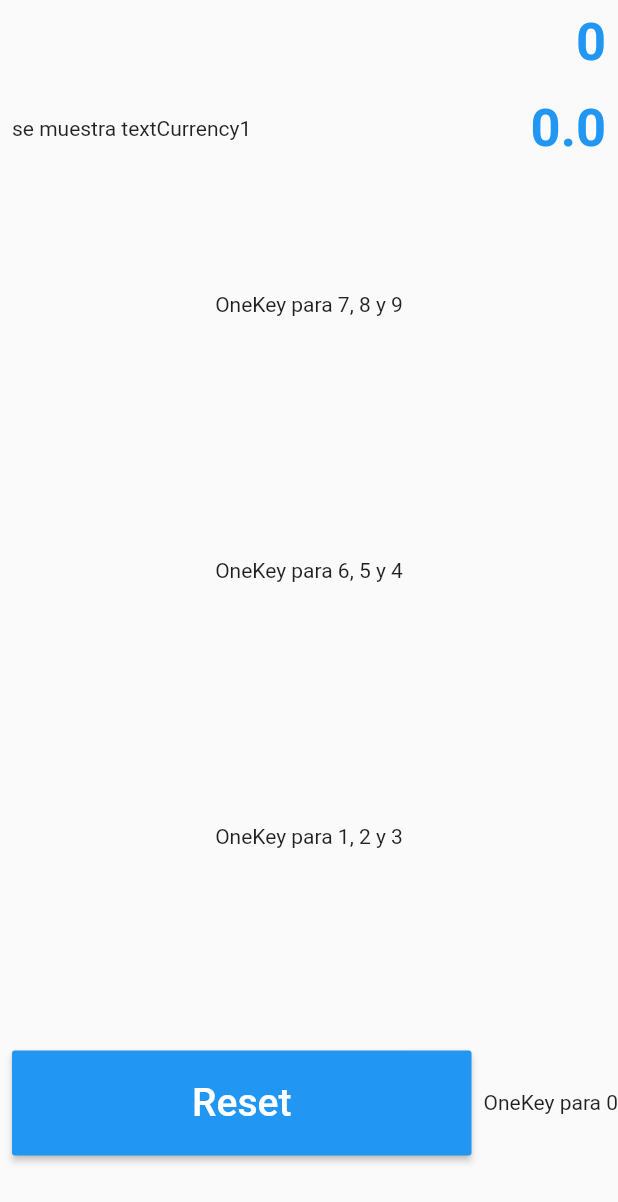
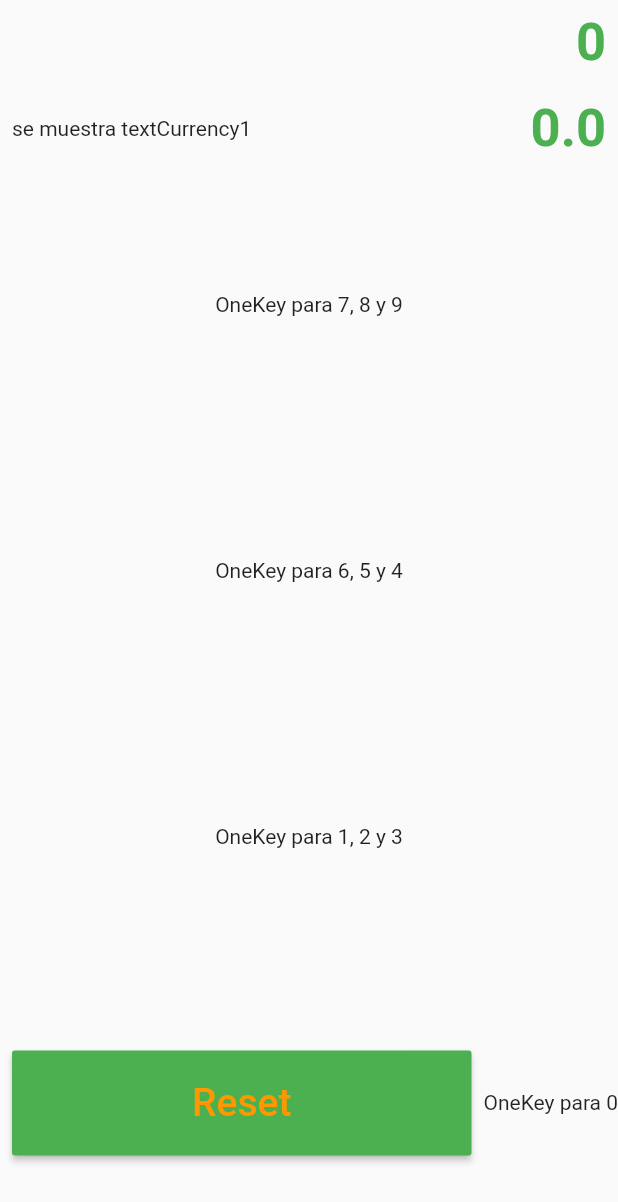
Before and after one commit to yulyber/Conversor-de-monedas-, a Flutter app: the KeyPad widget shown alone on an empty page, opened directly with empty values, on a phone screen of 412 x 824 dp. Shown: the top 1202 px of the screen. Run offline on Flutter 3.47's test engine with Material 2 defaults, Android fonts, the phone set to English and light mode, and no system bars; missing offline and left inert: direct_select.

Commit message:
color updated

```diff
--- a/lib/ui/my_app.dart
+++ b/lib/ui/my_app.dart
@@ -11,7 +11,7 @@ class MyApp extends StatelessWidget {
         debugShowCheckedModeBanner: false,
         title: 'Currency converter',
         theme: ThemeData(
-          primarySwatch: Colors.blue,
+          primarySwatch: Colors.green,
         ),
         // TODO
         // ConverterPage es el widget que presenta la página de la aplicación
--- a/lib/ui/widgets/key_pad.dart
+++ b/lib/ui/widgets/key_pad.dart
@@ -70,7 +70,7 @@ class _KeyPadState extends State<KeyPad> {
                     textAlign: TextAlign.right,
                     style: TextStyle(
                         fontWeight: FontWeight.bold,
-                        color: Theme.of(context).colorScheme.secondary,
+                        color: Theme.of(context).colorScheme.primary,
                         fontSize: 35),
                   )),
             ],
@@ -93,7 +93,7 @@ class _KeyPadState extends State<KeyPad> {
                     textAlign: TextAlign.right,
                     style: TextStyle(
                         fontWeight: FontWeight.bold,
-                        color: Theme.of(context).colorScheme.secondary,
+                        color: Theme.of(context).colorScheme.primary,
                         fontSize: 35),
                   ))
             ],
@@ -137,14 +137,14 @@ class _KeyPadState extends State<KeyPad> {
                   child: MaterialButton(
                       key: const Key("reset"),
                       padding: const EdgeInsets.fromLTRB(0, 20, 0, 20),
-                      color: Theme.of(context).colorScheme.secondary,
+                      color: Theme.of(context).colorScheme.primary,
                       onPressed: () {
                         _onPressed(10);
                       },
                       child: const Text("Reset",
                           style: TextStyle(
                             fontSize: 26.0,
-                            color: Colors.white,
+                            color: Colors.orange,
                           ))),
                 ),
               ),
--- a/lib/ui/widgets/one_key.dart
+++ b/lib/ui/widgets/one_key.dart
@@ -23,8 +23,8 @@ class OneKey extends StatelessWidget {
             },
             child: Text(number.toString(),
                 style: const TextStyle(
-                  fontSize: 26.0,
-                  color: Colors.white,
+                  fontSize: 30.0,
+                  color: Colors.orange,
                 ))),
       ),
     );
```
